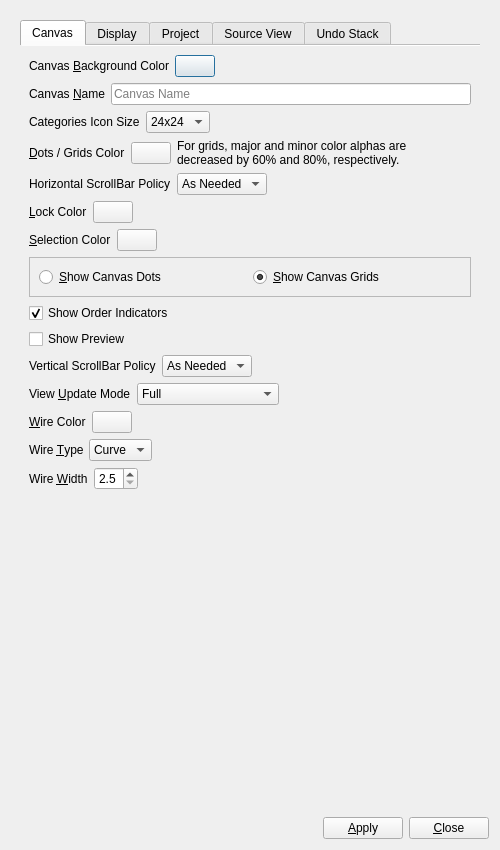
Old version of the form UI/glitch-canvas-settings.ui in the repository textbrowser/glitch.
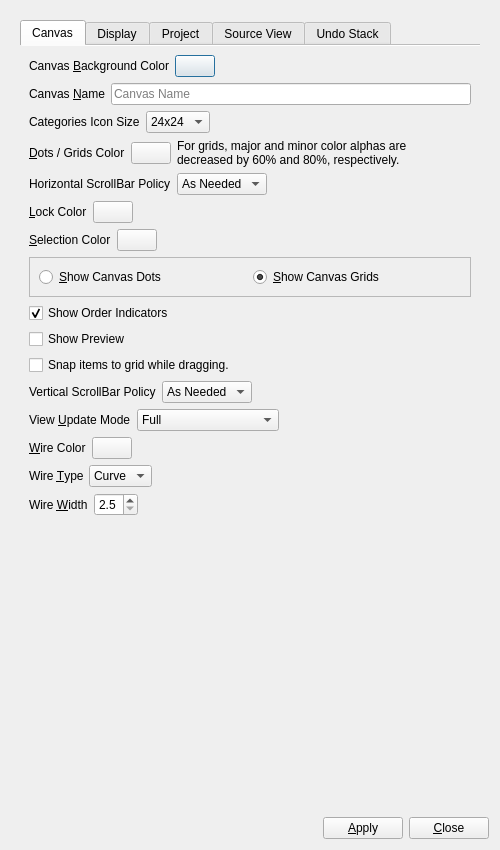
New version of the form. Icons and pictures are not drawn. Custom widgets are drawn as their Qt base class.

Patch:
```diff
--- a/UI/glitch-canvas-settings.ui
+++ b/UI/glitch-canvas-settings.ui
@@ -31,8 +31,8 @@
        <rect>
         <x>0</x>
         <y>0</y>
-        <width>488</width>
-        <height>792</height>
+        <width>467</width>
+        <height>808</height>
        </rect>
       </property>
       <layout class="QVBoxLayout" name="verticalLayout_2">
@@ -389,6 +389,16 @@
              </property>
             </widget>
            </item>
+           <item>
+            <widget class="QCheckBox" name="snap_to_grid">
+             <property name="toolTip">
+              <string>&lt;html&gt;&lt;head/&gt;&lt;body&gt;&lt;p&gt;Show an interactive canvas preview. The preview is situated to the right of the canvas.&lt;/p&gt;&lt;/body&gt;&lt;/html&gt;</string>
+             </property>
+             <property name="text">
+              <string>Snap items to grid while dragging.</string>
+             </property>
+            </widget>
+           </item>
            <item>
             <layout class="QHBoxLayout" name="horizontalLayout_21">
              <item>
```
Left out of the diff: 1 changed line with no effect on the pictures.
